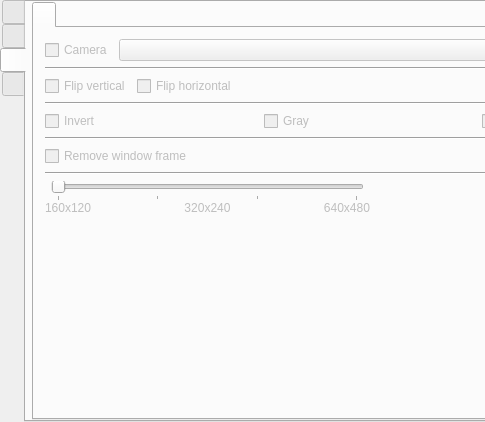
First picture: the form in src/formMainWindow.ui, repository vkohaupt/vokoscreenNG, before the edit; both pictures show x 0 to 485 and y 0 to 422 of the 710 by 422 pixel window.
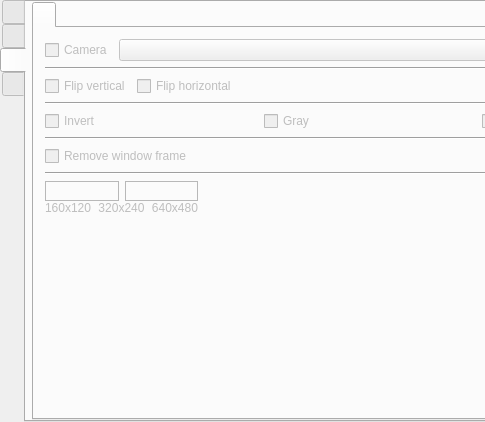
Second picture: the form after the edit. The open tabs and pages were chosen to show the change. Icons and pictures are not drawn.

Commit message: Camera add new spezialslider

Patch:
```diff
--- a/src/formMainWindow.ui
+++ b/src/formMainWindow.ui
@@ -2166,7 +2166,7 @@
                <number>0</number>
               </property>
               <item row="0" column="0">
-               <layout class="QHBoxLayout" name="horizontalLayout_45" stretch="0,1,0">
+               <layout class="QHBoxLayout" name="horizontalLayout_45" stretch="0,0">
                 <item>
                  <widget class="QFrame" name="frame_5">
                   <property name="frameShape">
@@ -2177,34 +2177,6 @@
                   </property>
                  </widget>
                 </item>
-                <item>
-                 <widget class="QSlider" name="sliderCameraWindowSize">
-                  <property name="enabled">
-                   <bool>false</bool>
-                  </property>
-                  <property name="minimum">
-                   <number>0</number>
-                  </property>
-                  <property name="maximum">
-                   <number>3</number>
-                  </property>
-                  <property name="pageStep">
-                   <number>1</number>
-                  </property>
-                  <property name="value">
-                   <number>0</number>
-                  </property>
-                  <property name="orientation">
-                   <enum>Qt::Horizontal</enum>
-                  </property>
-                  <property name="tickPosition">
-                   <enum>QSlider::TicksBelow</enum>
-                  </property>
-                  <property name="tickInterval">
-                   <number>1</number>
-                  </property>
-                 </widget>
-                </item>
                 <item>
                  <widget class="QFrame" name="frame_6">
                   <property name="frameShape">
```
Left out of the diff: 2 changed lines with no effect on the pictures. The commit also changes 4 other files.
